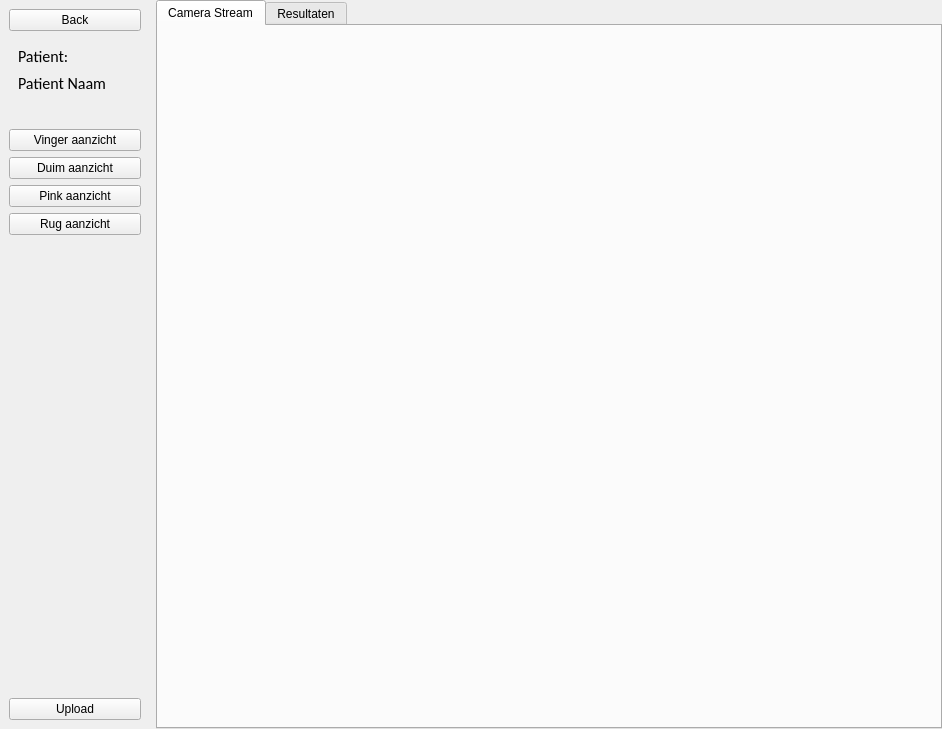
Old version of the form layout/metingComponent.ui in the repository Baeshee/IPMEDTH-Frontend.
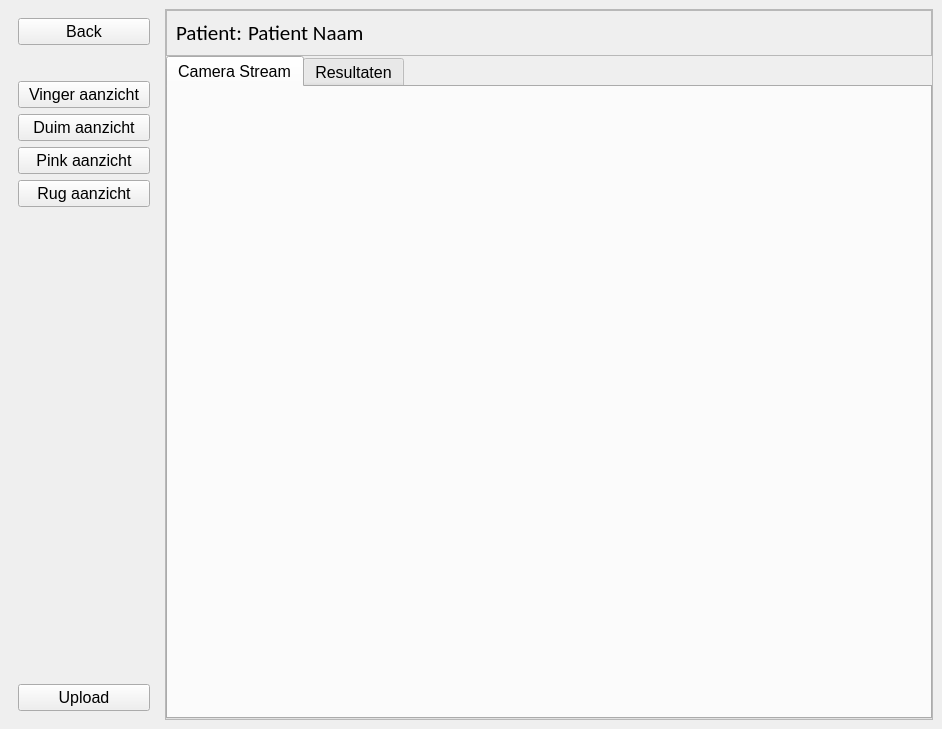
New version of the form.

Patch:
```diff
--- a/layout/metingComponent.ui
+++ b/layout/metingComponent.ui
@@ -31,19 +31,7 @@
    </property>
    <item>
     <widget class="QWidget" name="widget" native="true">
-     <layout class="QHBoxLayout" name="horizontalLayout_2">
-      <property name="leftMargin">
-       <number>0</number>
-      </property>
-      <property name="topMargin">
-       <number>0</number>
-      </property>
-      <property name="rightMargin">
-       <number>0</number>
-      </property>
-      <property name="bottomMargin">
-       <number>0</number>
-      </property>
+     <layout class="QHBoxLayout" name="horizontalLayout_6">
       <item>
        <widget class="QWidget" name="widget_2" native="true">
         <property name="enabled">
@@ -64,49 +52,16 @@
         <layout class="QVBoxLayout" name="verticalLayout_3">
          <item>
           <widget class="QPushButton" name="backBtn">
+           <property name="font">
+            <font>
+             <pointsize>12</pointsize>
+            </font>
+           </property>
            <property name="text">
             <string>Back</string>
            </property>
           </widget>
          </item>
-         <item>
-          <widget class="QFrame" name="frame">
-           <property name="sizePolicy">
-            <sizepolicy hsizetype="Preferred" vsizetype="Preferred">
-             <horstretch>0</horstretch>
-             <verstretch>0</verstretch>
-            </sizepolicy>
-           </property>
-           <layout class="QVBoxLayout" name="verticalLayout">
-            <item>
-             <widget class="QLabel" name="patientLabel">
-              <property name="font">
-               <font>
-                <family>Calibri</family>
-                <pointsize>12</pointsize>
-               </font>
-              </property>
-              <property name="text">
-               <string>Patient:</string>
-              </property>
-             </widget>
-            </item>
-            <item>
-             <widget class="QLabel" name="patientName">
-              <property name="font">
-               <font>
-                <family>Calibri</family>
-                <pointsize>12</pointsize>
-               </font>
-              </property>
-              <property name="text">
-               <string>Patient Naam</string>
-              </property>
-             </widget>
-            </item>
-           </layout>
-          </widget>
-         </item>
          <item>
           <spacer name="verticalSpacer_2">
            <property name="orientation">
@@ -118,7 +73,7 @@
            <property name="sizeHint" stdset="0">
             <size>
              <width>20</width>
-             <height>20</height>
+             <height>30</height>
             </size>
            </property>
           </spacer>
@@ -131,6 +86,11 @@
              <verstretch>0</verstretch>
             </sizepolicy>
            </property>
+           <property name="font">
+            <font>
+             <pointsize>12</pointsize>
+            </font>
+           </property>
            <property name="text">
             <string>Vinger aanzicht</string>
            </property>
@@ -144,6 +104,11 @@
              <verstretch>0</verstretch>
             </sizepolicy>
            </property>
+           <property name="font">
+            <font>
+             <pointsize>12</pointsize>
+            </font>
+           </property>
            <property name="text">
             <string>Duim aanzicht</string>
            </property>
@@ -157,6 +122,11 @@
              <verstretch>0</verstretch>
             </sizepolicy>
            </property>
+           <property name="font">
+            <font>
+             <pointsize>12</pointsize>
+            </font>
+           </property>
            <property name="text">
             <string>Pink aanzicht</string>
            </property>
@@ -170,6 +140,11 @@
              <verstretch>0</verstretch>
             </sizepolicy>
            </property>
+           <property name="font">
+            <font>
+             <pointsize>12</pointsize>
+            </font>
+           </property>
            <property name="text">
             <string>Rug aanzicht</string>
            </property>
@@ -190,6 +165,11 @@
          </item>
          <item>
           <widget class="QPushButton" name="uploadBtn">
+           <property name="font">
+            <font>
+             <pointsize>12</pointsize>
+            </font>
+           </property>
            <property name="text">
             <string>Upload</string>
            </property>
@@ -199,6 +179,96 @@
        </widget>
       </item>
       <item>
+       <widget class="QFrame" name="frame_2">
+        <property name="frameShape">
+         <enum>QFrame::StyledPanel</enum>
+        </property>
+        <property name="frameShadow">
+         <enum>QFrame::Raised</enum>
+        </property>
+        <layout class="QVBoxLayout" name="verticalLayout_7">
+         <property name="spacing">
+          <number>0</number>
+         </property>
+         <property name="leftMargin">
+          <number>0</number>
+         </property>
+         <property name="topMargin">
+          <number>0</number>
+         </property>
+         <property name="rightMargin">
+          <number>0</number>
+         </property>
+         <property name="bottomMargin">
+          <number>0</number>
+         </property>
+         <item>
+          <widget class="QFrame" name="frame_3">
+           <property name="frameShape">
+            <enum>QFrame::StyledPanel</enum>
+           </property>
+           <property name="frameShadow">
+            <enum>QFrame::Raised</enum>
+           </property>
+           <layout class="QHBoxLayout" name="horizontalLayout_2">
+            <item>
+             <widget class="QLabel" name="patientLabel">
+              <property name="font">
+               <font>
+                <family>Calibri</family>
+                <pointsize>16</pointsize>
+               </font>
+              </property>
+              <property name="text">
+               <string>Patient:</string>
+              </property>
+             </widget>
+            </item>
+            <item>
+             <widget class="QLabel" name="patientName">
+              <property name="font">
+               <font>
+                <family>Calibri</family>
+                <pointsize>16</pointsize>
+               </font>
+              </property>
+              <property name="text">
+               <string>Patient Naam</string>
+              </property>
+             </widget>
+            </item>
+            <item>
+             <spacer name="horizontalSpacer">
+              <property name="orientation">
+               <enum>Qt::Horizontal</enum>
+              </property>
+              <property name="sizeHint" stdset="0">
+               <size>
+                <width>40</width>
+                <height>20</height>
+               </size>
+              </property>
+             </spacer>
+            </item>
+            <item>
+             <widget class="QLabel" name="toast">
+              <property name="font">
+               <font>
+                <pointsize>10</pointsize>
+               </font>
+              </property>
+              <property name="text">
+               <string/>
+              </property>
+              <property name="alignment">
+               <set>Qt::AlignCenter</set>
+              </property>
+             </widget>
+            </item>
+           </layout>
+          </widget>
+         </item>
+         <item>
        <widget class="QTabWidget" name="tabWidget">
         <property name="sizePolicy">
          <sizepolicy hsizetype="Expanding" vsizetype="Expanding">
@@ -206,6 +276,11 @@
           <verstretch>0</verstretch>
          </sizepolicy>
         </property>
+           <property name="font">
+            <font>
+             <pointsize>12</pointsize>
+            </font>
+           </property>
         <property name="tabShape">
          <enum>QTabWidget::Rounded</enum>
         </property>
@@ -459,6 +534,9 @@
           </item>
          </layout>
         </widget>
+          </widget>
+         </item>
+        </layout>
        </widget>
       </item>
      </layout>
```
Lines whose indentation alone changed are shown as unchanged.
